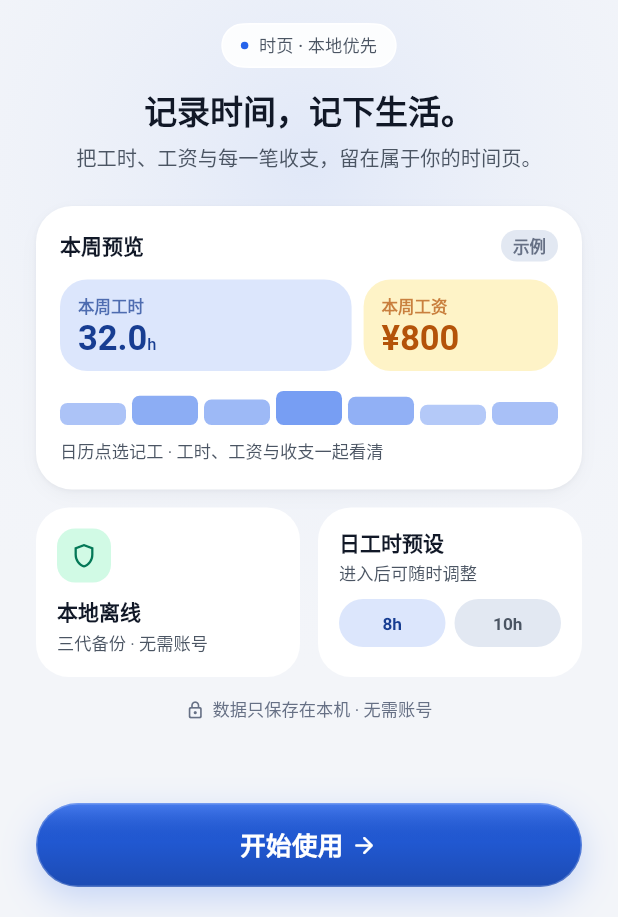
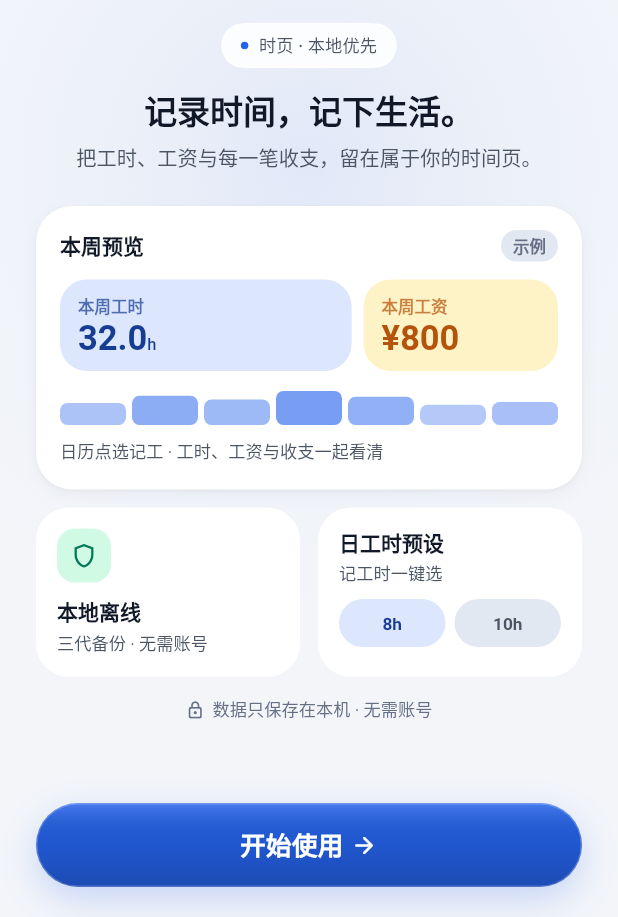
Before and after one commit to hiocobueno653-pixel/my-hours, a Flutter app: the screen it shows after launch, on a phone screen of 412 x 824 dp, the part 319-1236 px from its top. Run offline on Flutter 3.47's test engine with Material 3 defaults, Android fonts, the phone set to English and light mode, and no system bars; our stand-ins replace file_picker, flutter_riverpod, share_plus, shared_preferences; missing offline and left inert: dart:ffi, fluid_glass.

Commit message:
fix(ui): 修掉转场监听器泄漏，移除欢迎页的假选择控件
- my_view / main / sheet 的 transitionsBuilder、pageBuilder 里每帧新建
  CurvedAnimation：它构造时会给路由的 AnimationController 注册
  statusListener，转场期间每帧留一个，直到路由销毁才回收。改用
  animation.drive(CurveTween) —— 不注册监听、无需 dispose。
- 欢迎页「日工时预设」是可点却什么都不改变的假控件：_selected 只改本地
  高亮，快捷档位在记工页硬编码为 0/4/6/8/8.5/10/12，settings 里也没有
  对应字段。改成静态展示，文案由「进入后可随时调整」改为「记工时一键选」。

验证：flutter analyze 零 issue；flutter test 160 项通过

```diff
--- a/flutter_app/lib/features/onboarding/welcome_screen.dart
+++ b/flutter_app/lib/features/onboarding/welcome_screen.dart
@@ -540,15 +540,13 @@ class _LocalFirstCard extends StatelessWidget {
   }
 }
 
-class _HoursPresetCard extends StatefulWidget {
+/// 日工时预设的展示卡。
+///
+/// 这里**不是选择器**：快捷档位在记工页里是固定的 `0/4/6/8/8.5/10/12`，
+/// 欢迎页选了也不会写进任何设置。原来做成可点却什么都不改变，属于假控件；
+/// 现在只把「8h 是常用档」这件事画出来，不提供点击。
+class _HoursPresetCard extends StatelessWidget {
   const _HoursPresetCard();
-
-  @override
-  State<_HoursPresetCard> createState() => _HoursPresetCardState();
-}
-
-class _HoursPresetCardState extends State<_HoursPresetCard> {
-  int _selected = 8;
 
   @override
   Widget build(BuildContext context) {
@@ -569,7 +567,7 @@ class _HoursPresetCardState extends State<_HoursPresetCard> {
           ),
           const SizedBox(height: 3),
           Text(
-            '进入后可随时调整',
+            '记工时一键选',
             style: TextStyle(color: colors.text2, fontSize: 11.5),
           ),
           const SizedBox(height: 10),
@@ -577,34 +575,22 @@ class _HoursPresetCardState extends State<_HoursPresetCard> {
             children: [
               for (final hours in const [8, 10]) ...[
                 Expanded(
-                  child: Pressable(
-                    onTap: () {
-                      HapticFeedback.selectionClick();
-                      setState(() => _selected = hours);
-                    },
-                    shape: Radii.pillShape,
-                    pressedScale: 0.95,
-                    child: AnimatedContainer(
-                      duration: const Duration(milliseconds: 180),
-                      curve: Curves2.out,
+                  child: Container(
                     height: 32,
                     alignment: Alignment.center,
                     decoration: ShapeDecoration(
-                        color: hours == _selected
-                            ? colors.primaryContainer
-                            : colors.inset,
+                      color: hours == 8 ? colors.primaryContainer : colors.inset,
                       shape: Radii.pillShape,
                     ),
                     child: Text(
                       '${hours}h',
                       style: TextStyle(
-                          color: hours == _selected
+                        color: hours == 8
                             ? colors.onPrimaryContainer
                             : colors.text2,
                         fontSize: 11.5,
                         fontWeight: FontWeight.w700,
                         fontFeatures: tabularFigures,
-                        ),
                       ),
                     ),
                   ),
--- a/flutter_app/lib/main.dart
+++ b/flutter_app/lib/main.dart
@@ -362,21 +362,26 @@ class _AppLaunchGate extends ConsumerWidget {
           transitionBuilder: (child, animation) {
             final incomingShell = child.key == const ValueKey('app-shell');
             if (incomingShell) {
-              final fade = CurvedAnimation(
-                parent: animation,
-                curve: const Interval(0.30, 1, curve: Curves2.out),
+              final fade = animation.drive(
+                CurveTween(
+                  curve: const Interval(0.30, 1, curve: Curves2.out),
+                ),
               );
-              final scale = Tween<double>(begin: 1.03, end: 1).animate(
-                CurvedAnimation(parent: animation, curve: Curves2.out),
+              final scale = animation.drive(
+                Tween<double>(
+                  begin: 1.03,
+                  end: 1,
+                ).chain(CurveTween(curve: Curves2.out)),
               );
               return FadeTransition(
                 opacity: fade,
                 child: ScaleTransition(scale: scale, child: child),
               );
             }
-            final fadeOut = CurvedAnimation(
-              parent: animation,
-              curve: const Interval(0.50, 1, curve: Curves.easeOut),
+            final fadeOut = animation.drive(
+              CurveTween(
+                curve: const Interval(0.50, 1, curve: Curves.easeOut),
+              ),
             );
             final scaleOut = Tween<double>(
               begin: 0.96,
```
Also changed, not shown: flutter_app/lib/features/mine/my_view.dart (+5 -6 lines), flutter_app/lib/ui/sheet.dart (+6 -9 lines). Lines whose indentation alone changed are shown as unchanged.
